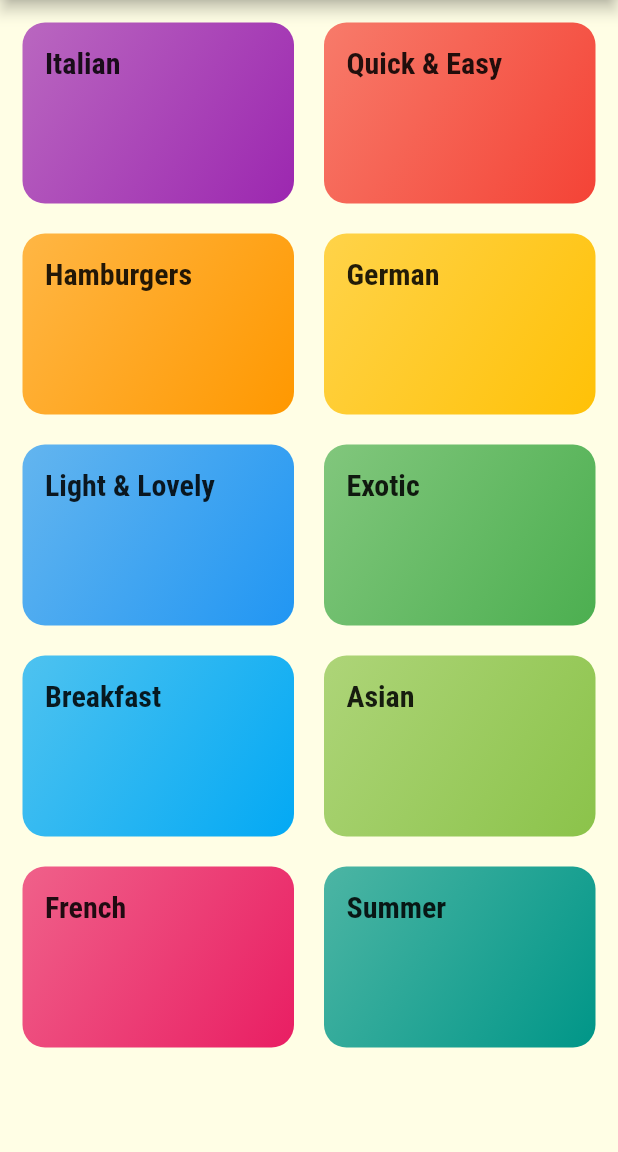
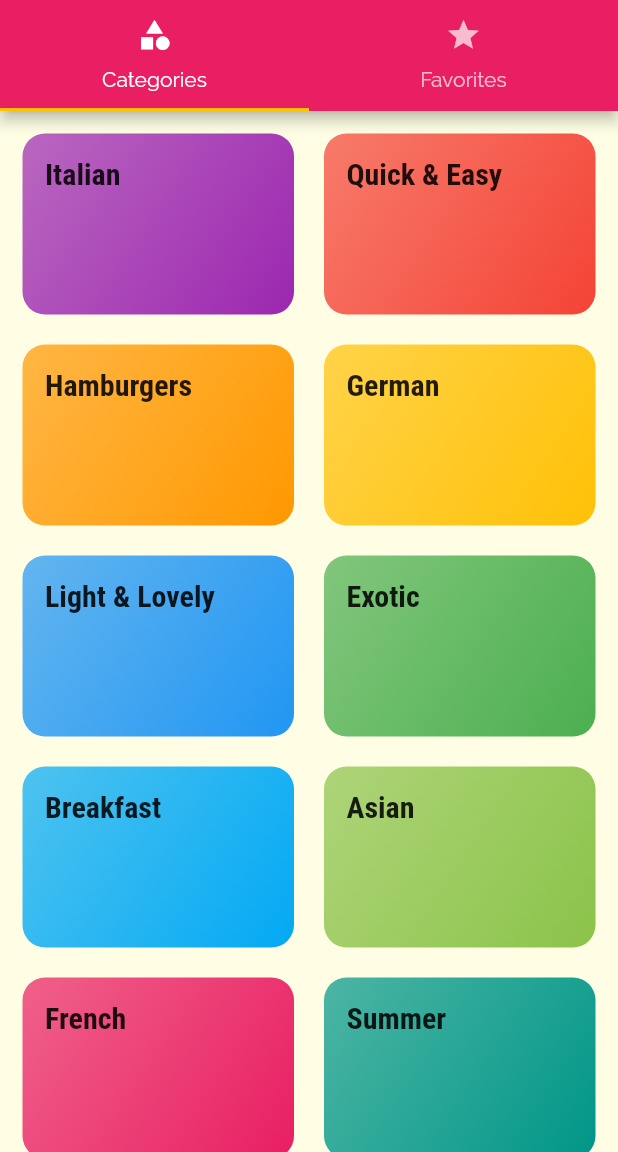
Before and after one commit to HussamKayed/Recipes-Provider-App, a Flutter app: the screen it shows after launch, on a phone screen of 412 x 824 dp, the part 84-1236 px from its top. Run offline on Flutter 3.47's test engine with Material 2 defaults, Android fonts, the light colour scheme and no system bars.

Commit message:
section 173

```diff
--- a/lib/main.dart
+++ b/lib/main.dart
@@ -1,6 +1,7 @@
 import "package:flutter/material.dart";
 import 'package:third_flutter_app/screens/categories_meals_screen.dart';
 import 'package:third_flutter_app/screens/meal_detail_screen.dart';
+import 'package:third_flutter_app/screens/tabs_screen.dart';
 import 'screens/categories_screen.dart';
 
 void main() {
@@ -24,8 +25,7 @@
                   fontSize: 20,
                   fontFamily: "RobotoCondensed",
                   fontWeight: FontWeight.bold))),
-      home: CategoriesScreen(),
-      initialRoute: "/",
+      home: TabsScreen(),
       routes: {
         CategoriesMealsScreen.routeName: (context) => CategoriesMealsScreen(),
         MealDetailScreen.routeName: (context) => MealDetailScreen(),
--- a/lib/screens/categories_screen.dart
+++ b/lib/screens/categories_screen.dart
@@ -7,8 +7,7 @@
   static const String routeName = "/";
   @override
   Widget build(BuildContext context) {
-    return Scaffold(
-        body: GridView(
+    return GridView(
       padding: EdgeInsets.all(15),
       children: <Widget>[
         ...DUMMY_CATEGORIES
@@ -23,9 +22,6 @@
           childAspectRatio: 1.5,
           crossAxisSpacing: 20,
           mainAxisSpacing: 20),
-        ),
-        appBar: AppBar(
-          title: const Text("meals"),
-        ));
+    );
   }
 }
--- /dev/null
+++ b/lib/screens/favorites_screen.dart
@@ -0,0 +1,10 @@
+import "package:flutter/material.dart";
+
+class FavoritesScreen extends StatelessWidget {
+  const FavoritesScreen({Key? key}) : super(key: key);
+
+  @override
+  Widget build(BuildContext context) {
+    return Center(child: Text("something is my favorite"));
+  }
+}
--- /dev/null
+++ b/lib/screens/tabs_screen.dart
@@ -0,0 +1,30 @@
+import 'package:flutter/material.dart';
+import '/screens/categories_screen.dart';
+import '/screens/favorites_screen.dart';
+
+class TabsScreen extends StatefulWidget {
+  const TabsScreen({Key? key}) : super(key: key);
+
+  @override
+  _TabsScreenState createState() => _TabsScreenState();
+}
+
+class _TabsScreenState extends State<TabsScreen> {
+  @override
+  Widget build(BuildContext context) {
+    return DefaultTabController(
+        length: 2,
+        child: Scaffold(
+          appBar: AppBar(
+              title: Text("meals"),
+              bottom: TabBar(
+                tabs: <Widget>[
+                  Tab(icon: Icon(Icons.category), text: "Categories"),
+                  Tab(icon: Icon(Icons.star), text: "Favorites")
+                ],
+              )),
+          body: TabBarView(
+              children: <Widget>[CategoriesScreen(), FavoritesScreen()]),
+        ));
+  }
+}
```
Lines whose indentation alone changed are shown as unchanged.
